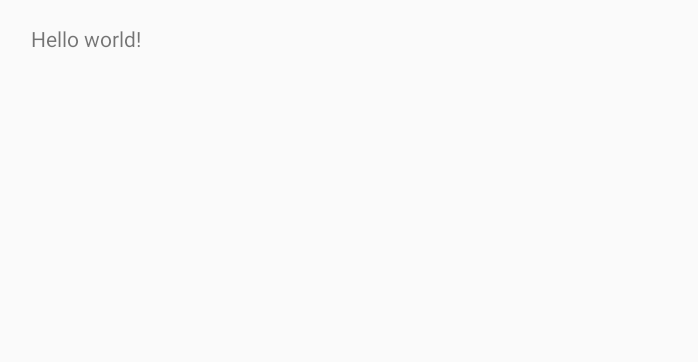
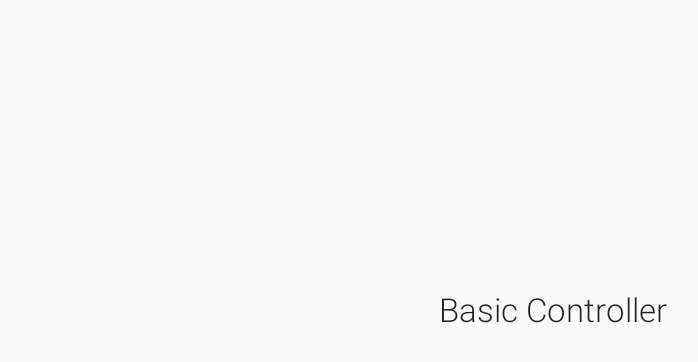
Before and after one commit to tvbarthel/Adaptilo, an Android app: the screen it shows after launch (MainActivity), on a phone screen of 824 x 412 dp (held sideways). Before the commit the part shown is almost empty. Shown: the top 362 px of the screen, without its empty margins (65-763 px from the left). Run offline under Robolectric (Android 15) with nearby library versions, the phone set to English and light mode, and no system bars.

Commit message:
Add BasicController Skeleton

```diff
--- a/Android/app/src/main/java/fr/tvbarthel/apps/adaptilo/MainActivity.java
+++ b/Android/app/src/main/java/fr/tvbarthel/apps/adaptilo/MainActivity.java
@@ -9,8 +9,12 @@ import android.view.MenuItem;
 import android.view.View;
 import android.view.ViewGroup;
 
+import fr.tvbarthel.apps.adaptilo.fragments.BasicControllerFragment;
+import fr.tvbarthel.apps.adaptilo.fragments.ControllerFragment;
+import fr.tvbarthel.apps.adaptilo.models.Message;
 
-public class MainActivity extends FragmentActivity {
+
+public class MainActivity extends FragmentActivity implements ControllerFragment.Callback {
 
     @Override
     protected void onCreate(Bundle savedInstanceState) {
@@ -18,7 +22,7 @@ public class MainActivity extends FragmentActivity {
         setContentView(R.layout.activity_main);
         if (savedInstanceState == null) {
             getSupportFragmentManager().beginTransaction()
-                    .add(R.id.container, new PlaceholderFragment())
+                    .add(R.id.container, new BasicControllerFragment())
                     .commit();
         }
     }
@@ -43,6 +47,11 @@ public class MainActivity extends FragmentActivity {
         return super.onOptionsItemSelected(item);
     }
 
+    @Override
+    public void sendMessage(Message messageToSend) {
+        // TODO handle the message
+    }
+
     /**
      * A placeholder fragment containing a simple view.
      */
--- /dev/null
+++ b/Android/app/src/main/java/fr/tvbarthel/apps/adaptilo/fragments/BasicControllerFragment.java
@@ -0,0 +1,23 @@
+package fr.tvbarthel.apps.adaptilo.fragments;
+
+import android.os.Bundle;
+import android.view.LayoutInflater;
+import android.view.View;
+import android.view.ViewGroup;
+
+import fr.tvbarthel.apps.adaptilo.R;
+import fr.tvbarthel.apps.adaptilo.models.Message;
+
+public class BasicControllerFragment extends ControllerFragment {
+
+    @Override
+    public View onCreateView(LayoutInflater inflater, ViewGroup container, Bundle savedInstanceState) {
+        View fragmentView = inflater.inflate(R.layout.fragment_basic_controller, container, false);
+        return fragmentView;
+    }
+
+    @Override
+    public void onMessage(Message messageToHandle) {
+        // TODO handle the message
+    }
+}
--- /dev/null
+++ b/Android/app/src/main/res/layout/fragment_basic_controller.xml
@@ -0,0 +1,17 @@
+<?xml version="1.0" encoding="utf-8"?>
+
+<LinearLayout xmlns:android="http://schemas.android.com/apk/res/android"
+    android:layout_width="match_parent"
+    android:layout_height="match_parent"
+    android:gravity="center"
+    android:orientation="vertical">
+
+    <TextView
+        android:id="@+id/textView"
+        android:layout_width="wrap_content"
+        android:layout_height="wrap_content"
+        android:layout_gravity="center_horizontal"
+        android:fontFamily="sans-serif-light"
+        android:text="Basic Controller"
+        android:textAppearance="?android:attr/textAppearanceLarge" />
+</LinearLayout>
```
